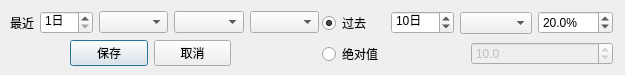
The window that QtDesign/SearchCriteria.ui (victor647/QuantumStockTrade) describes before a commit, drawn with Qt 5.
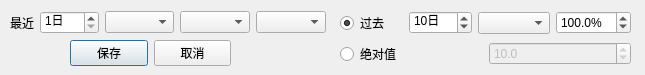
The same window after the commit.

Patch:
```diff
--- a/QtDesign/SearchCriteria.ui
+++ b/QtDesign/SearchCriteria.ui
@@ -6,7 +6,7 @@
    <rect>
     <x>0</x>
     <y>0</y>
-    <width>625</width>
+    <width>645</width>
     <height>75</height>
    </rect>
   </property>
@@ -18,7 +18,7 @@
     <rect>
      <x>10</x>
      <y>10</y>
-     <width>309</width>
+     <width>316</width>
      <height>25</height>
     </rect>
    </property>
@@ -57,7 +57,7 @@
        <number>1</number>
       </property>
       <property name="maximum">
-       <number>10</number>
+       <number>250</number>
       </property>
      </widget>
     </item>
@@ -96,7 +96,7 @@
   <widget class="QWidget" name="layoutWidget">
    <property name="geometry">
     <rect>
-     <x>322</x>
+     <x>340</x>
      <y>10</y>
      <width>291</width>
      <height>58</height>
@@ -142,7 +142,7 @@
          <number>1</number>
         </property>
         <property name="maximum">
-         <number>20</number>
+         <number>250</number>
         </property>
         <property name="value">
          <number>10</number>
@@ -173,11 +173,14 @@
         <property name="decimals">
          <number>1</number>
         </property>
+        <property name="minimum">
+         <double>0.000000000000000</double>
+        </property>
         <property name="maximum">
          <double>1000.000000000000000</double>
         </property>
         <property name="value">
-         <double>20.000000000000000</double>
+         <double>100.000000000000000</double>
         </property>
        </widget>
       </item>
```
Left out of the diff: 14 changed lines with no effect on the pictures.
